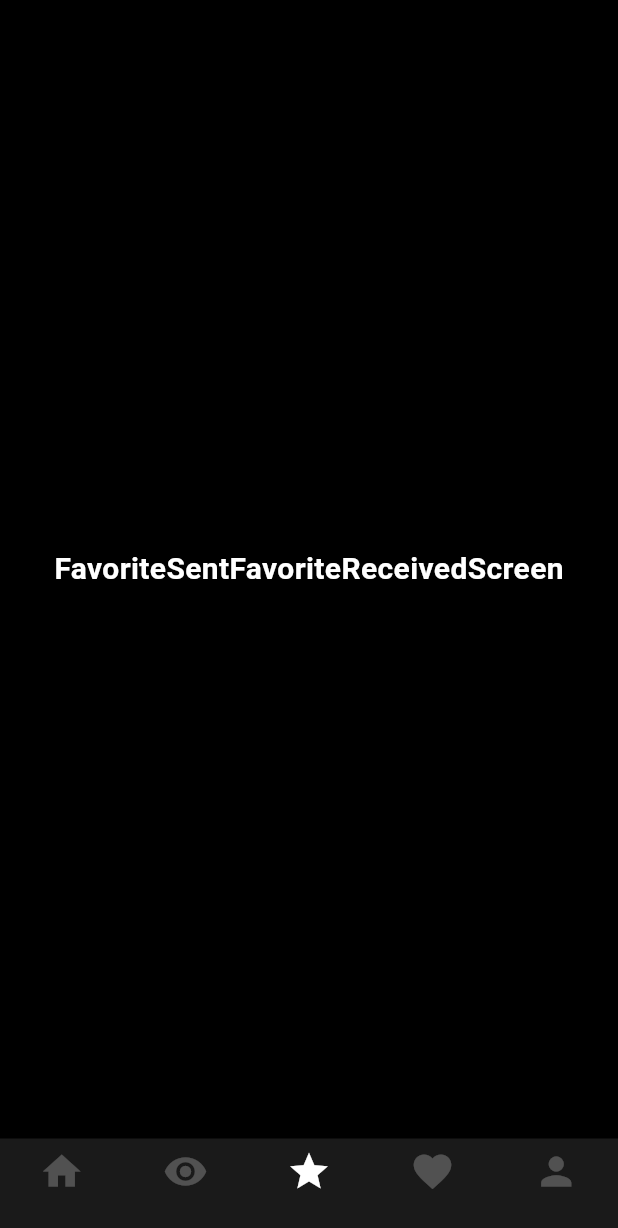
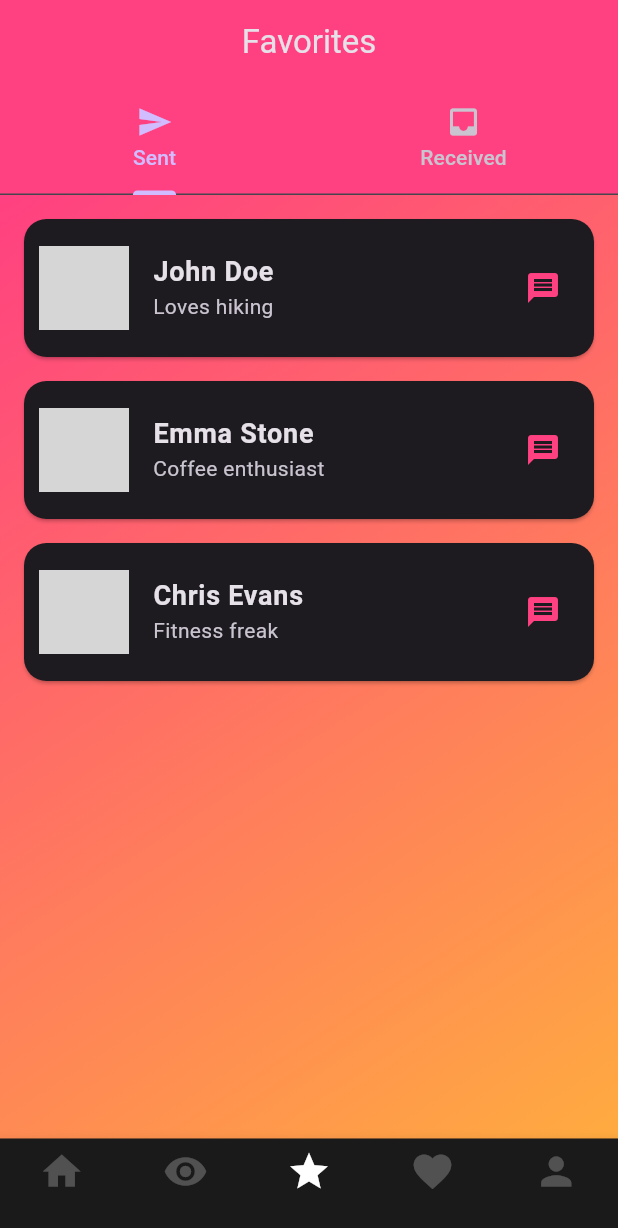
Before and after one commit to natanmuletahunde/tinder_clone, a Flutter app: the screen it shows once a user with an empty profile is signed in, item 3 of the bottom bar chosen, on a phone screen of 412 x 824 dp. Shown: the top 1228 px of the screen. Run offline on Flutter 3.47's test engine with Material 3 defaults, Android fonts, the phone set to English and light mode, and no system bars; our stand-ins replace cloud_firestore, firebase_auth, firebase_core, firebase_storage, get, image_picker; accounts and stored records are empty; network calls fail; grey boxes are pictures that could not be loaded.

Commit message:
add the images in the favorite and  page

```diff
--- a/lib/tabScreen/favorite_sent_favorite_received_screen.dart
+++ b/lib/tabScreen/favorite_sent_favorite_received_screen.dart
@@ -4,24 +4,157 @@ class FavoriteSentFavoriteReceivedScreen extends StatefulWidget {
   const FavoriteSentFavoriteReceivedScreen({super.key});
 
   @override
-  State<FavoriteSentFavoriteReceivedScreen> createState() => _FavoriteSentFavoriteReceivedScreenState();
+  State<FavoriteSentFavoriteReceivedScreen> createState() =>
+      _FavoriteSentFavoriteReceivedScreenState();
 }
 
-class _FavoriteSentFavoriteReceivedScreenState extends State<FavoriteSentFavoriteReceivedScreen> {
+class _FavoriteSentFavoriteReceivedScreenState
+    extends State<FavoriteSentFavoriteReceivedScreen>
+    with SingleTickerProviderStateMixin {
+  late TabController _tabController;
+
+  @override
+  void initState() {
+    super.initState();
+    _tabController = TabController(length: 2, vsync: this);
+  }
+
+  // Mock data for Favorites Sent and Received
+  final List<Map<String, String>> _favoritesSent = [
+    {'name': 'John Doe', 'details': 'Loves hiking', 'image': 'https://5.imimg.com/data5/SELLER/Default/2023/7/329252193/LO/EW/HT/2614339/mens-wear.jpg'},
+    {'name': 'Emma Stone', 'details': 'Coffee enthusiast', 'image': 'https://blogimg.goldsupplier.com/wp-content/uploads/2024/10/second-row-crochet-2024-10-25T154110.321.png'},
+    {'name': 'Chris Evans', 'details': 'Fitness freak', 'image': 'https://www.next.ie/cms/resource/image/690338/portrait_ratio4x5/560/700/8e46e175fc633d6d4a4470e5075580ea/287B8F2263088D7F82A58D8694801B60/3009-trending-feature-3-mens.jpg'},
+  ];
+
+  final List<Map<String, String>> _favoritesReceived = [
+    {'name': 'Sophia Smith', 'details': 'Food blogger', 'image': 'https://via.placeholder.com/100'},
+    {'name': 'Liam Johnson', 'details': 'Traveler', 'image': 'https://via.placeholder.com/100'},
+    {'name': 'Olivia Brown', 'details': 'Dog lover', 'image': 'https://via.placeholder.com/100'},
+  ];
+
   @override
   Widget build(BuildContext context) {
-      return const Scaffold(
-          body:Center(
-            child:  Text(
-              'FavoriteSentFavoriteReceivedScreen',
-              style:
-              TextStyle(
-                 fontSize: 20,
+    return Scaffold(
+      appBar: AppBar(
+        title: const Text("Favorites"),
+        centerTitle: true,
+        backgroundColor: Colors.pinkAccent,
+        bottom: TabBar(
+          controller: _tabController,
+          tabs: const [
+            Tab(icon: Icon(Icons.send), text: "Sent"),
+            Tab(icon: Icon(Icons.inbox), text: "Received"),
+          ],
+        ),
+      ),
+      body: Container(
+        decoration: const BoxDecoration(
+          gradient: LinearGradient(
+            colors: [Colors.pinkAccent, Colors.orangeAccent],
+            begin: Alignment.topLeft,
+            end: Alignment.bottomRight,
+          ),
+        ),
+        child: TabBarView(
+          controller: _tabController,
+          children: [
+            _buildFavoriteList(_favoritesSent, "No Favorites Sent Yet"),
+            _buildFavoriteList(_favoritesReceived, "No Favorites Received Yet"),
+          ],
+        ),
+      ),
+    );
+  }
+
+  Widget _buildFavoriteList(List<Map<String, String>> favorites, String emptyMessage) {
+    if (favorites.isEmpty) {
+      return Center(
+        child: Text(
+          emptyMessage,
+          style: const TextStyle(fontSize: 18, color: Colors.white),
+        ),
+      );
+    }
+
+    return ListView.builder(
+      padding: const EdgeInsets.all(16.0),
+      itemCount: favorites.length,
+      itemBuilder: (context, index) {
+        final favorite = favorites[index];
+        return Card(
+          margin: const EdgeInsets.only(bottom: 16.0),
+          shape: RoundedRectangleBorder(borderRadius: BorderRadius.circular(15)),
+          child: ListTile(
+            contentPadding: const EdgeInsets.all(10),
+            leading: CircleAvatar(
+              radius: 30,
+              backgroundImage: NetworkImage(favorite['image']!),
+            ),
+            title: Text(
+              favorite['name']!,
+              style: const TextStyle(
+                fontSize: 18,
                 fontWeight: FontWeight.bold,
-                color: Colors.white
               ),
             ),
+            subtitle: Text(
+              favorite['details']!,
+              style: const TextStyle(fontSize: 14),
+            ),
+            trailing: IconButton(
+              icon: const Icon(Icons.message, color: Colors.pinkAccent),
+              onPressed: () {
+                // Handle "Send Message" button action
+                ScaffoldMessenger.of(context).showSnackBar(SnackBar(
+                  content: Text("Message sent to ${favorite['name']}!"),
+                ));
+              },
+            ),
+            onTap: () {
+              // Handle "View Profile" action
+              Navigator.of(context).push(
+                MaterialPageRoute(
+                  builder: (context) => _buildProfileScreen(favorite),
+                ),
+              );
+            },
           ),
-      );
+        );
+      },
+    );
+  }
+
+  // Mock profile screen
+  Widget _buildProfileScreen(Map<String, String> favorite) {
+    return Scaffold(
+      appBar: AppBar(
+        title: Text("${favorite['name']}'s Profile"),
+        backgroundColor: Colors.pinkAccent,
+      ),
+      body: Center(
+        child: Column(
+          mainAxisAlignment: MainAxisAlignment.center,
+          children: [
+            CircleAvatar(
+              radius: 80,
+              backgroundImage: NetworkImage(favorite['image']!),
+            ),
+            const SizedBox(height: 20),
+            Text(
+              favorite['name']!,
+              style: const TextStyle(
+                fontSize: 24,
+                fontWeight: FontWeight.bold,
+              ),
+            ),
+            const SizedBox(height: 10),
+            Text(
+              favorite['details']!,
+              style: const TextStyle(fontSize: 16, color: Colors.grey),
+            ),
+          ],
+        ),
+      ),
+    );
   }
 }
```
Also changed, not shown: lib/tabScreen/user_details_screen.dart (+68 -45 lines).
